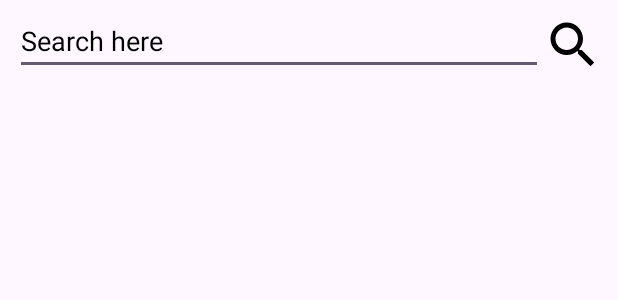
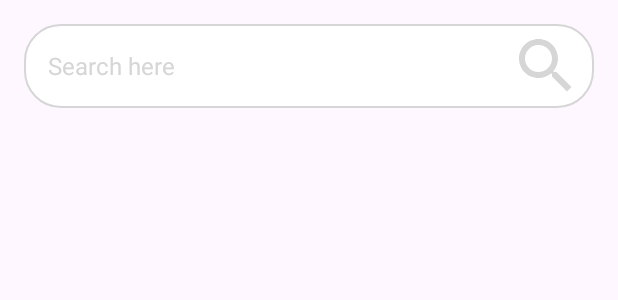
Before and after one commit to vinaygupta17g/News-App, an Android app: the layout activity_main.xml on its own in the app's theme, with its tools: preview values and no code run, on a phone screen of 412 x 824 dp. Shown: the top 300 px of the screen. Run offline under Robolectric (Android 15) with nearby library versions, the phone set to English and light mode, and no system bars; network calls fail.

Commit message:
24-06-2025

```diff
--- /dev/null
+++ b/app/src/main/res/drawable/search_bg.xml
@@ -0,0 +1,5 @@
+<shape xmlns:android="http://schemas.android.com/apk/res/android">
+    <corners android:radius="24dp"/>
+    <stroke android:width="1dp" android:color="@color/gray_200"/>
+    <solid android:color="@color/white"/>
+</shape>
--- a/app/src/main/res/layout/activity_main.xml
+++ b/app/src/main/res/layout/activity_main.xml
@@ -9,21 +9,38 @@
         android:id="@+id/sch"
         android:layout_width="match_parent"
         android:layout_height="wrap_content"
-        android:layout_margin="10dp"
-        android:orientation="horizontal">
+        android:layout_margin="16dp"
+        android:orientation="horizontal"
+        android:background="@drawable/search_bg"
+        android:padding="4dp"
+        android:gravity="center_vertical">
+
         <EditText
             android:id="@+id/search"
             android:layout_width="0dp"
-            android:layout_height="40dp"
+            android:layout_height="wrap_content"
+            android:layout_weight="1"
             android:textColor="@color/black"
+            android:textSize="16sp"
             android:hint="Search here"
-            android:textColorHint="@color/black"
-            android:layout_weight="1"/>
+            android:textColorHint="@color/gray_500"
+            android:background="@null"
+            android:paddingStart="12dp"
+            android:paddingEnd="12dp"
+            android:paddingTop="12dp"
+            android:paddingBottom="12dp"
+            android:imeOptions="actionSearch"
+            android:inputType="text"/>
+
         <ImageView
             android:id="@+id/srchbtn"
-            android:layout_width="40dp"
-            android:layout_height="40dp"
-            android:src="@drawable/ic_search"/>
+            android:layout_width="48dp"
+            android:layout_height="48dp"
+            android:src="@drawable/ic_search"
+            android:layout_marginStart="8dp"
+            android:layout_marginEnd="4dp"
+            android:contentDescription="@string/search"
+            android:tint="@color/primary_color"/>
     </LinearLayout>
 
     <androidx.recyclerview.widget.RecyclerView
```
